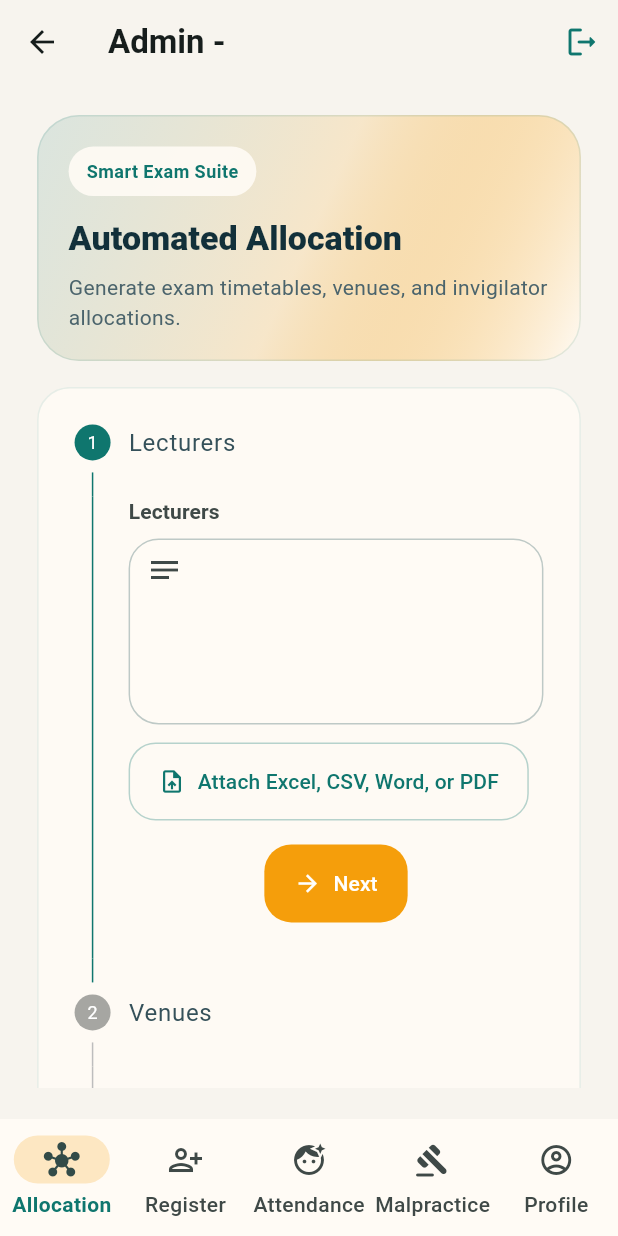
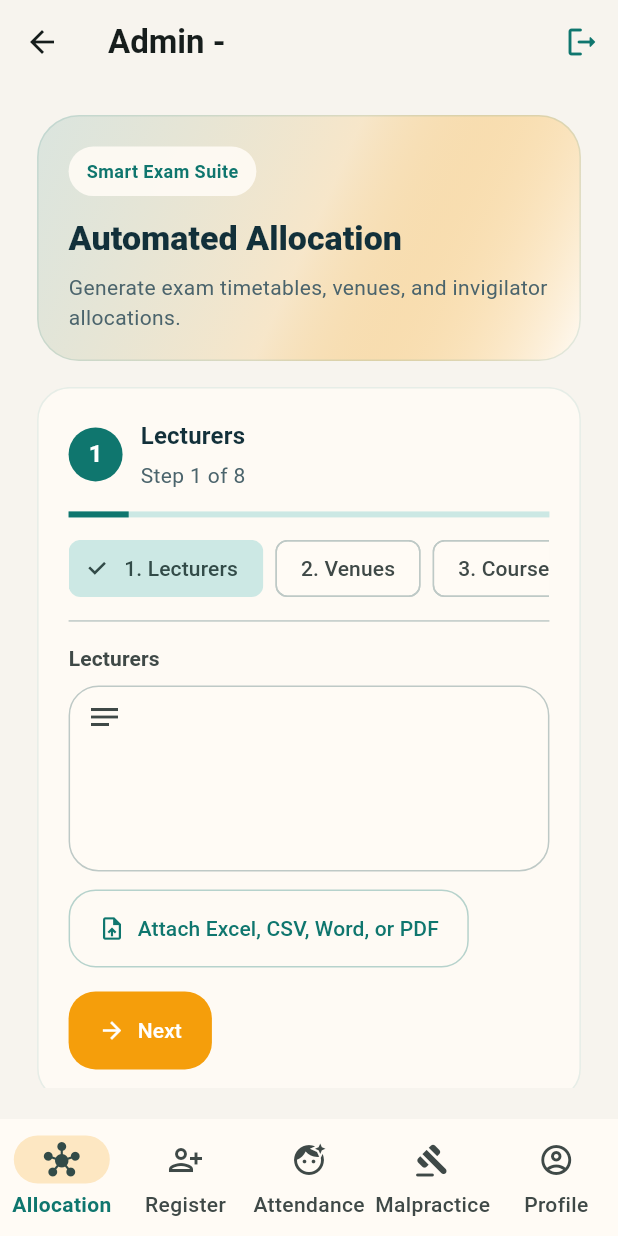
Before and after one commit to twotimesaguy/Smart-Exam-Management-System, a Flutter app: the MainNavigation screen opened directly with empty values, on a phone screen of 412 x 824 dp. Run offline on Flutter 3.47's test engine with Material 3 defaults, Android fonts, the phone set to English and light mode, and no system bars; our stand-ins replace audioplayers, camera, file_picker, image_picker; missing offline and left inert: google_mlkit_face_detection, record; accounts and stored records are empty.

```diff
--- a/lib/allocation_module.dart
+++ b/lib/allocation_module.dart
@@ -13,6 +13,16 @@ class AllocationModule extends StatefulWidget {
 
 class _AllocationModuleState extends State<AllocationModule> {
   static const _semesterOptions = ['First Semester', 'Second Semester'];
+  static const _wizardStepNames = [
+    'Lecturers',
+    'Venues',
+    'Courses',
+    'Programmes',
+    'Course Lecturers',
+    'Time Slots',
+    'Semester',
+    'Dates',
+  ];
   static const _maxSessionDurationMinutes = 120;
 
   final _titleController = TextEditingController(
@@ -353,9 +363,7 @@ class _AllocationModuleState extends State<AllocationModule> {
       ..._venueFiles.map((file) => upload(file, 'venue')),
       ..._courseFiles.map((file) => upload(file, 'course')),
       ..._programmeFiles.map((file) => upload(file, 'programme')),
-      ..._courseLecturerFiles.map(
-        (file) => upload(file, 'course_lecturer'),
-      ),
+      ..._courseLecturerFiles.map((file) => upload(file, 'course_lecturer')),
     ];
   }
 
@@ -411,28 +419,78 @@ class _AllocationModuleState extends State<AllocationModule> {
   }
 
   Widget _buildWizard(ColorScheme colorScheme) {
+    final steps = _buildWizardSteps();
+    final currentStep = steps[_currentStep];
+    final isLastStep = _currentStep == steps.length - 1;
+
     return Container(
+      padding: const EdgeInsets.all(20),
       decoration: BoxDecoration(
         color: colorScheme.surface.withValues(alpha: 0.92),
         borderRadius: BorderRadius.circular(22),
         border: Border.all(color: colorScheme.primary.withValues(alpha: 0.10)),
       ),
-      child: Stepper(
-        physics: const NeverScrollableScrollPhysics(),
-        currentStep: _currentStep,
-        onStepTapped: (step) => setState(() => _currentStep = step),
-        onStepContinue: _isCalculating ? null : _continueWizard,
-        onStepCancel: _isCalculating ? null : _cancelWizard,
-        controlsBuilder: (context, details) {
-          final isLastStep = _currentStep == 7;
-          return Padding(
+      child: Column(
+        crossAxisAlignment: CrossAxisAlignment.start,
+        children: [
+          Row(
+            children: [
+              CircleAvatar(
+                radius: 18,
+                backgroundColor: colorScheme.primary,
+                foregroundColor: colorScheme.onPrimary,
+                child: Text('${_currentStep + 1}'),
+              ),
+              const SizedBox(width: 12),
+              Expanded(
+                child: Column(
+                  crossAxisAlignment: CrossAxisAlignment.start,
+                  children: [
+                    Text(
+                      _wizardStepNames[_currentStep],
+                      style: Theme.of(context).textTheme.titleMedium,
+                    ),
+                    const SizedBox(height: 4),
+                    Text('Step ${_currentStep + 1} of ${steps.length}'),
+                  ],
+                ),
+              ),
+            ],
+          ),
+          const SizedBox(height: 14),
+          LinearProgressIndicator(value: (_currentStep + 1) / steps.length),
+          const SizedBox(height: 14),
+          SizedBox(
+            height: 40,
+            child: ListView.separated(
+              scrollDirection: Axis.horizontal,
+              itemCount: steps.length,
+              separatorBuilder: (_, _) => const SizedBox(width: 8),
+              itemBuilder: (context, index) => ChoiceChip(
+                label: Text('${index + 1}. ${_wizardStepNames[index]}'),
+                selected: index == _currentStep,
+                onSelected: _isCalculating
+                    ? null
+                    : (_) => setState(() => _currentStep = index),
+              ),
+            ),
+          ),
+          const Divider(height: 30),
+          AnimatedSwitcher(
+            duration: const Duration(milliseconds: 180),
+            child: KeyedSubtree(
+              key: ValueKey(_currentStep),
+              child: currentStep.content,
+            ),
+          ),
+          Padding(
             padding: const EdgeInsets.only(top: 16),
             child: Wrap(
               spacing: 10,
               runSpacing: 10,
               children: [
                 FilledButton.icon(
-                  onPressed: details.onStepContinue,
+                  onPressed: _isCalculating ? null : _continueWizard,
                   icon: _isCalculating
                       ? const SizedBox(
                           width: 15,
@@ -450,14 +508,19 @@ class _AllocationModuleState extends State<AllocationModule> {
                 ),
                 if (_currentStep > 0)
                   TextButton(
-                    onPressed: details.onStepCancel,
+                    onPressed: _isCalculating ? null : _cancelWizard,
                     child: const Text('Back'),
                   ),
               ],
             ),
+          ),
+        ],
+      ),
     );
-        },
-        steps: [
+  }
+
+  List<Step> _buildWizardSteps() {
+    return [
       Step(
         title: const Text('Lecturers'),
         isActive: _currentStep >= 0,
@@ -508,8 +571,7 @@ class _AllocationModuleState extends State<AllocationModule> {
           controller: _courseLecturersController,
           group: _AllocationFileGroup.courseLecturers,
           files: _courseLecturerFiles,
-              hintText:
-                  'Course code, Lecturer\nCSC301, Dr. Ama Mensah',
+          hintText: 'Course code, Lecturer\nCSC301, Dr. Ama Mensah',
         ),
       ),
       Step(
@@ -528,9 +590,7 @@ class _AllocationModuleState extends State<AllocationModule> {
               ),
             ),
             const SizedBox(height: 8),
-                const Text(
-                  'Each exam session is limited to a maximum of 2 hours.',
-                ),
+            const Text('Each exam session is limited to a maximum of 2 hours.'),
           ],
         ),
       ),
@@ -576,9 +636,7 @@ class _AllocationModuleState extends State<AllocationModule> {
             const SizedBox(height: 8),
             TextField(
               controller: _titleController,
-                  decoration: const InputDecoration(
-                    prefixIcon: Icon(Icons.title),
-                  ),
+              decoration: const InputDecoration(prefixIcon: Icon(Icons.title)),
             ),
             const SizedBox(height: 12),
             Wrap(
@@ -600,9 +658,7 @@ class _AllocationModuleState extends State<AllocationModule> {
           ],
         ),
       ),
-        ],
-      ),
-    );
+    ];
   }
 
   Widget _buildTextAndFilesStep({
```
Lines whose indentation alone changed are shown as unchanged.
